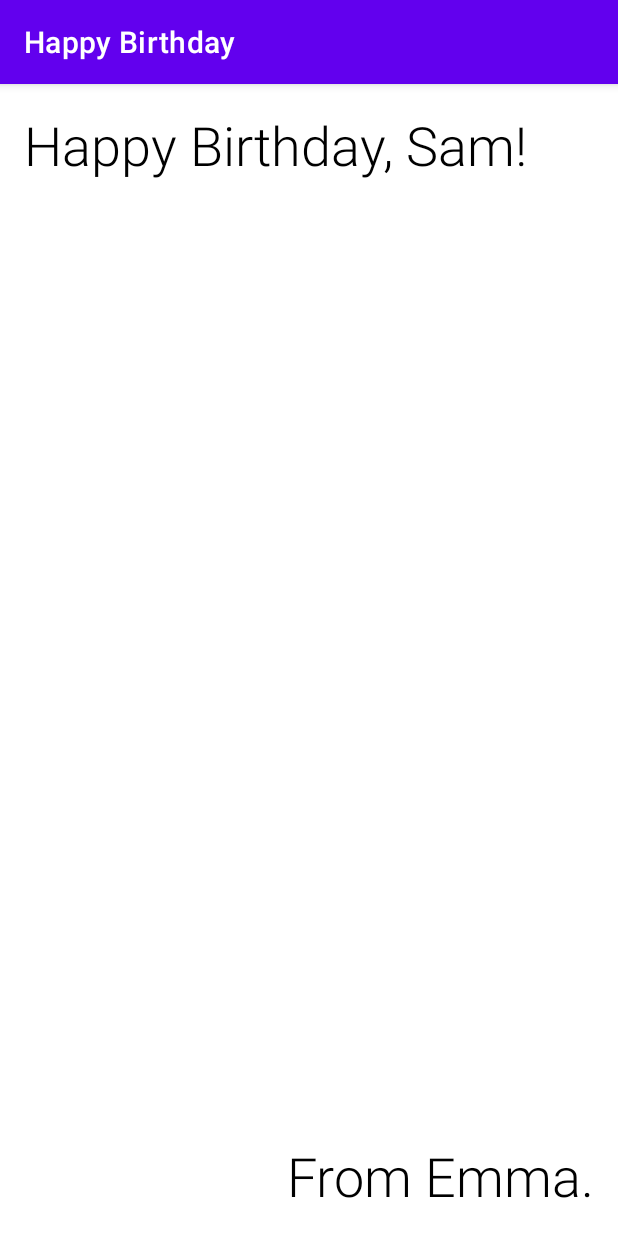
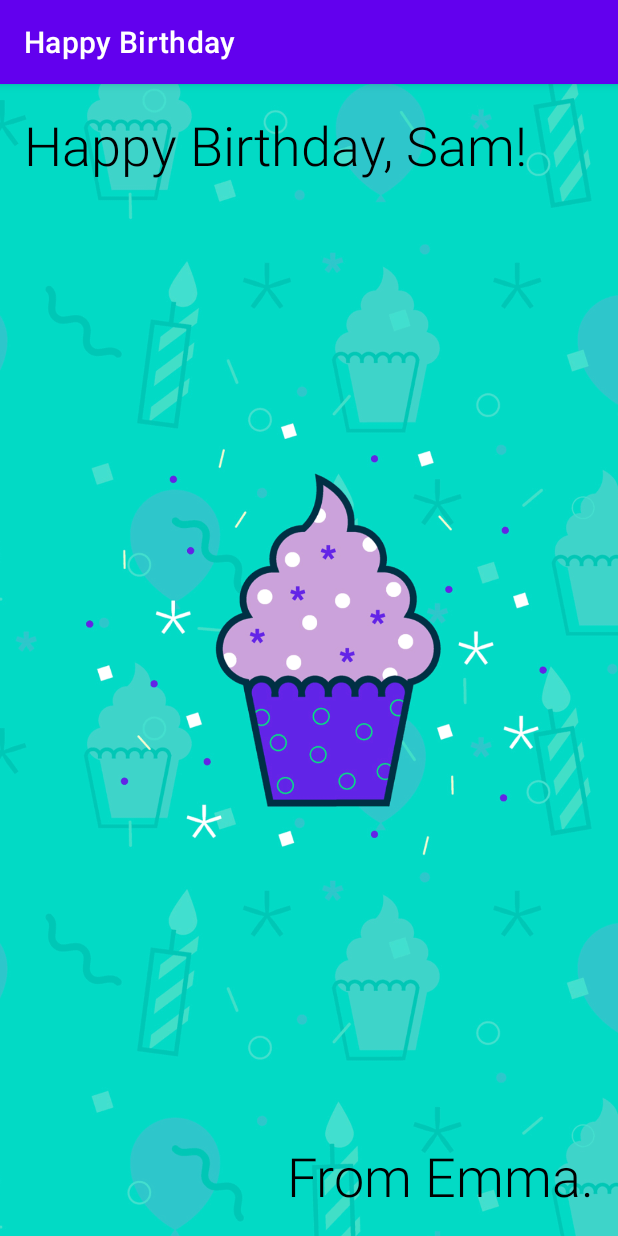
Before and after one commit to goodjack/happy-birthday-app, an Android app: the screen it shows after launch (MainActivity), on a phone screen of 412 x 824 dp. Run offline under Robolectric (Android 15) with nearby library versions, the phone set to English and light mode, and no system bars.

Commit message:
feat: Add images to your Android app

```diff
--- a/app/src/main/res/layout/activity_main.xml
+++ b/app/src/main/res/layout/activity_main.xml
@@ -6,6 +6,18 @@
     android:layout_height="match_parent"
     tools:context=".MainActivity">
 
+    <ImageView
+        android:id="@+id/imageView"
+        android:layout_width="0dp"
+        android:layout_height="0dp"
+        android:importantForAccessibility="no"
+        android:scaleType="centerCrop"
+        app:layout_constraintBottom_toBottomOf="parent"
+        app:layout_constraintEnd_toEndOf="parent"
+        app:layout_constraintStart_toStartOf="parent"
+        app:layout_constraintTop_toTopOf="parent"
+        app:srcCompat="@drawable/androidparty" />
+
     <TextView
         android:id="@+id/textView"
         android:layout_width="wrap_content"
@@ -13,7 +25,7 @@
         android:layout_marginStart="16dp"
         android:layout_marginTop="16dp"
         android:fontFamily="sans-serif-light"
-        android:text="Happy Birthday, Sam!"
+        android:text="@string/happy_birthday_text"
         android:textColor="@android:color/black"
         android:textSize="36sp"
         app:layout_constraintStart_toStartOf="parent"
@@ -26,9 +38,10 @@
         android:layout_marginEnd="16dp"
         android:layout_marginBottom="16dp"
         android:fontFamily="sans-serif-light"
-        android:text="From Emma."
+        android:text="@string/signature_text"
         android:textColor="@android:color/black"
         android:textSize="36sp"
         app:layout_constraintBottom_toBottomOf="parent"
         app:layout_constraintEnd_toEndOf="parent" />
+
 </androidx.constraintlayout.widget.ConstraintLayout>
--- a/app/src/main/res/values/strings.xml
+++ b/app/src/main/res/values/strings.xml
@@ -1,3 +1,5 @@
 <resources>
     <string name="app_name">Happy Birthday</string>
+    <string name="happy_birthday_text">Happy Birthday, Sam!</string>
+    <string name="signature_text">From Emma.</string>
 </resources>
```
Also changed, not shown: app/src/main/res/drawable/androidparty.png (added).
